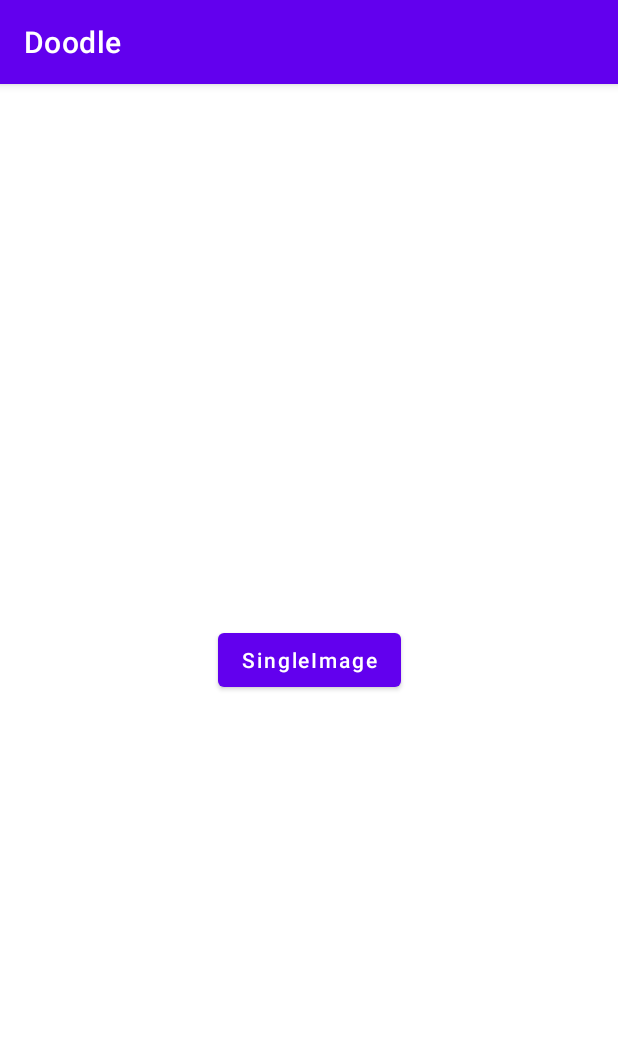
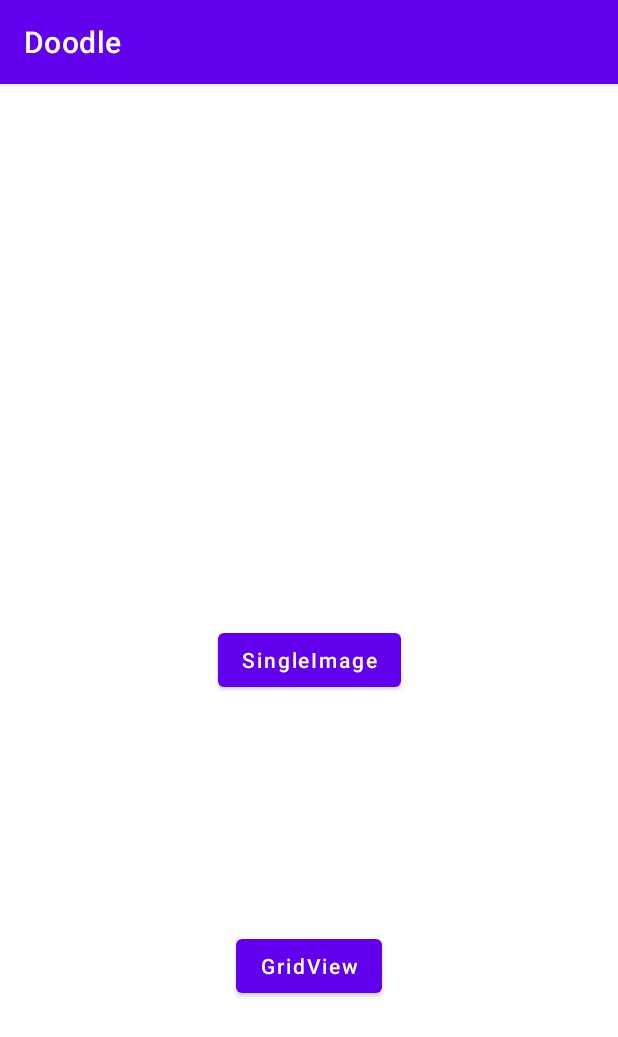
Before and after one commit to zhangaoyun/Doodle, an Android app: the screen it shows after launch (MainActivity), on a phone screen of 412 x 824 dp. Shown: the top 1037 px of the screen. Run offline under Robolectric (Android 15) with nearby library versions, the phone set to English and light mode, and no system bars.

Commit message:
加上了 GridView 列表，不是太行。

```diff
--- a/app/src/main/AndroidManifest.xml
+++ b/app/src/main/AndroidManifest.xml
@@ -11,6 +11,9 @@
         android:roundIcon="@mipmap/ic_launcher_round"
         android:supportsRtl="true"
         android:theme="@style/Theme.Doodle">
+        <activity
+            android:name=".GridViewActivity"
+            android:exported="true" />
         <activity
             android:name=".SingleImageActivity"
             android:exported="true" />
--- a/app/src/main/java/me/aoyun/doodle/MainActivity.kt
+++ b/app/src/main/java/me/aoyun/doodle/MainActivity.kt
@@ -15,6 +15,10 @@ class MainActivity : AppCompatActivity() {
             startActivity(Intent(this, SingleImageActivity::class.java))
         }
 
-
+        findViewById<Button>(R.id.buttonToGridView).apply {
+            setOnClickListener {
+                startActivity(Intent(this@MainActivity, GridViewActivity::class.java))
+            }
+        }
     }
 }
--- a/app/src/main/res/layout/activity_main.xml
+++ b/app/src/main/res/layout/activity_main.xml
@@ -8,13 +8,24 @@
 
     <Button
         android:id="@+id/buttonToSingle"
+        android:layout_width="wrap_content"
+        android:layout_height="wrap_content"
         android:text="SingleImage"
         android:textAllCaps="false"
-        android:layout_width="wrap_content"
-        android:layout_height="wrap_content"
         app:layout_constraintBottom_toBottomOf="parent"
         app:layout_constraintLeft_toLeftOf="parent"
         app:layout_constraintRight_toRightOf="parent"
         app:layout_constraintTop_toTopOf="parent" />
 
+    <Button
+        android:id="@+id/buttonToGridView"
+        android:layout_width="wrap_content"
+        android:layout_height="wrap_content"
+        android:text="GridView"
+        android:textAllCaps="false"
+        app:layout_constraintBottom_toBottomOf="parent"
+        app:layout_constraintLeft_toLeftOf="parent"
+        app:layout_constraintRight_toRightOf="parent"
+        app:layout_constraintTop_toBottomOf="@id/buttonToSingle" />
+
 </androidx.constraintlayout.widget.ConstraintLayout>
```
Also changed, not shown: app/src/main/java/me/aoyun/doodle/Data.kt (added, +22 -0 lines), app/src/main/java/me/aoyun/doodle/GridViewActivity.kt (added, +16 -0 lines), app/src/main/java/me/aoyun/doodle/GridViewAdapter.kt (added, +44 -0 lines), app/src/main/res/layout/activity_list.xml (added, +13 -0 lines).
